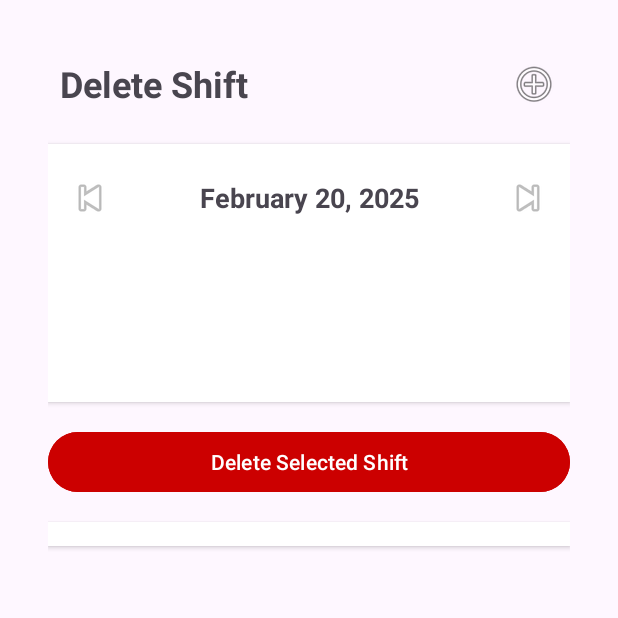
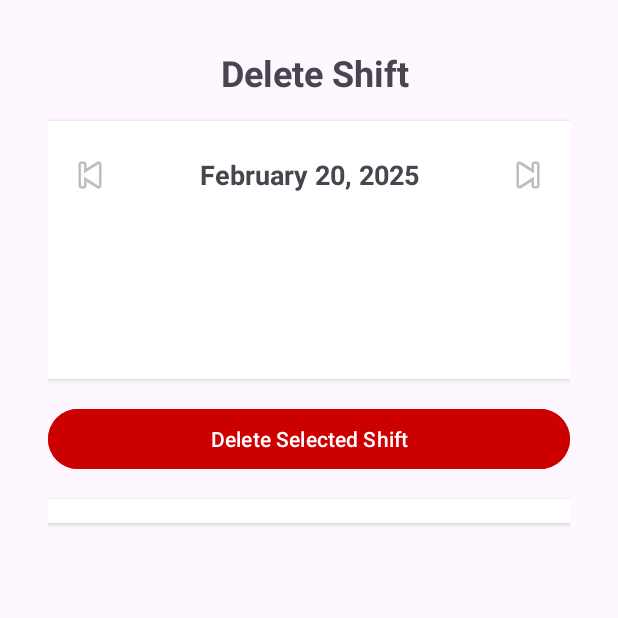
Before and after one commit to YonatanReznikov/Work-Shifts, an Android app: the deleteShiftFrag screen opened through its navigation route, on a phone screen of 412 x 824 dp, the top half of it. Run offline under Robolectric (Android 15) with nearby library versions, the phone set to English and light mode, and no system bars; our stand-ins replace Firebase (no records; nobody signed in at launch, a user with empty details on screens opened directly).

Commit message:
delete + add -> database sync

```diff
--- a/app/src/main/java/com/example/work_shifts/Fragments/Worker/deleteShiftFrag.java
+++ b/app/src/main/java/com/example/work_shifts/Fragments/Worker/deleteShiftFrag.java
@@ -5,7 +5,9 @@ import android.view.LayoutInflater;
 import android.view.View;
 import android.view.ViewGroup;
 import android.widget.Button;
+import android.widget.CheckBox;
 import android.widget.ImageButton;
+import android.widget.LinearLayout;
 import android.widget.ScrollView;
 import android.widget.TextView;
 import android.widget.Toast;
@@ -15,8 +17,11 @@ import androidx.annotation.Nullable;
 import androidx.fragment.app.Fragment;
 
 import com.example.work_shifts.R;
+import com.google.firebase.database.DataSnapshot;
+import com.google.firebase.database.DatabaseError;
 import com.google.firebase.database.DatabaseReference;
 import com.google.firebase.database.FirebaseDatabase;
+import com.google.firebase.database.ValueEventListener;
 
 import java.text.SimpleDateFormat;
 import java.util.Calendar;
@@ -30,6 +35,7 @@ public class deleteShiftFrag extends Fragment {
     private ScrollView dailyCalendar;
     private Calendar calendar;
     private DatabaseReference databaseReference;
+    private LinearLayout myShiftsContainer;
 
     @Nullable
     @Override
@@ -41,15 +47,16 @@ public class deleteShiftFrag extends Fragment {
         nextDate = view.findViewById(R.id.nextDate);
         deleteButton = view.findViewById(R.id.deleteButton);
         dailyCalendar = view.findViewById(R.id.dailyCalendar);
+        myShiftsContainer = view.findViewById(R.id.myShiftsContainer);
 
         calendar = Calendar.getInstance();
+        databaseReference = FirebaseDatabase.getInstance().getReference("shifts");
+
         updateDateDisplay();
 
         prevDate.setOnClickListener(v -> changeDate(-1));
         nextDate.setOnClickListener(v -> changeDate(1));
-        deleteButton.setOnClickListener(v -> deleteShift());
-
-        databaseReference = FirebaseDatabase.getInstance().getReference("shifts");
+        deleteButton.setOnClickListener(v -> deleteSelectedShifts());
 
         return view;
     }
@@ -57,6 +64,7 @@ public class deleteShiftFrag extends Fragment {
     private void updateDateDisplay() {
         SimpleDateFormat dateFormat = new SimpleDateFormat("MMMM d, yyyy", Locale.US);
         currentDate.setText(dateFormat.format(calendar.getTime()));
+        loadShifts();
     }
 
     private void changeDate(int offset) {
@@ -64,15 +72,48 @@ public class deleteShiftFrag extends Fragment {
         updateDateDisplay();
     }
 
-    private void deleteShift() {
-        String date = new SimpleDateFormat("d_M_yyyy", Locale.US).format(calendar.getTime());
-        databaseReference.child(date).removeValue()
+    private void loadShifts() {
+        String date = new SimpleDateFormat("yyyy-MM-dd", Locale.US).format(calendar.getTime());
+        databaseReference.child(date).addListenerForSingleValueEvent(new ValueEventListener() {
+            @Override
+            public void onDataChange(@NonNull DataSnapshot snapshot) {
+                myShiftsContainer.removeAllViews();
+                for (DataSnapshot shiftSnapshot : snapshot.getChildren()) {
+                    String shiftId = shiftSnapshot.getKey();
+                    String startTime = shiftSnapshot.child("startTime").getValue(String.class);
+                    String endTime = shiftSnapshot.child("endTime").getValue(String.class);
+                    String notes = shiftSnapshot.child("notes").getValue(String.class);
+
+                    CheckBox checkBox = new CheckBox(getContext());
+                    checkBox.setText(String.format(Locale.US, "Shift: %s - %s\nNotes: %s", startTime, endTime, notes));
+                    checkBox.setTag(shiftId);
+                    myShiftsContainer.addView(checkBox);
+                }
+            }
+
+            @Override
+            public void onCancelled(@NonNull DatabaseError error) {
+                Toast.makeText(getContext(), "Failed to load shifts", Toast.LENGTH_SHORT).show();
+            }
+        });
+    }
+
+    private void deleteSelectedShifts() {
+        String date = new SimpleDateFormat("yyyy-MM-dd", Locale.US).format(calendar.getTime());
+        for (int i = 0; i < myShiftsContainer.getChildCount(); i++) {
+            CheckBox checkBox = (CheckBox) myShiftsContainer.getChildAt(i);
+            if (checkBox.isChecked()) {
+                String shiftId = (String) checkBox.getTag();
+                databaseReference.child(date).child(shiftId).removeValue()
                         .addOnCompleteListener(task -> {
                             if (task.isSuccessful()) {
-                        Toast.makeText(getContext(), "Shift deleted successfully!", Toast.LENGTH_SHORT).show();
+                                Toast.makeText(getContext(), "Shift deleted successfully", Toast.LENGTH_SHORT).show();
+                                loadShifts();
                             } else {
                                 Toast.makeText(getContext(), "Failed to delete shift", Toast.LENGTH_SHORT).show();
                             }
                         });
             }
         }
+    }
+}
--- a/app/src/main/res/layout/delete_shift.xml
+++ b/app/src/main/res/layout/delete_shift.xml
@@ -9,29 +9,16 @@
         android:layout_width="match_parent"
         android:layout_height="wrap_content"
         android:orientation="horizontal"
-        android:gravity="center_vertical">
+        android:gravity="center">
 
         <TextView
             android:layout_width="wrap_content"
             android:layout_height="wrap_content"
+            android:layout_marginStart="8dp"
             android:text="Delete Shift"
             android:textSize="24sp"
-            android:textStyle="bold"
-            android:layout_marginStart="8dp"/>
+            android:textStyle="bold" />
 
-        <Space
-            android:layout_width="0dp"
-            android:layout_height="wrap_content"
-            android:layout_weight="1"/>
-
-        <ImageButton
-            android:id="@+id/addShift"
-            android:layout_width="48dp"
-            android:layout_height="48dp"
-            android:src="@android:drawable/ic_menu_add"
-            android:background="?attr/selectableItemBackgroundBorderless"
-            android:padding="8dp"
-            android:contentDescription="Request new shift"/>
     </LinearLayout>
 
     <ScrollView
@@ -117,25 +104,18 @@
         android:background="@android:color/white"
         android:elevation="2dp">
 
-        <RelativeLayout
+        <LinearLayout
             android:layout_width="match_parent"
             android:layout_height="wrap_content"
-            android:padding="8dp">
-
-            <LinearLayout
-                android:id="@+id/timeColumn"
-                android:layout_width="60dp"
-                android:layout_height="match_parent"
-                android:orientation="vertical"
-                android:background="@android:color/white"/>
+            android:padding="8dp"
+            android:orientation="vertical">
 
             <LinearLayout
                 android:id="@+id/myShiftsContainer"
                 android:layout_width="match_parent"
                 android:layout_height="wrap_content"
-                android:layout_toEndOf="@id/timeColumn"
                 android:orientation="vertical"/>
-        </RelativeLayout>
+        </LinearLayout>
     </ScrollView>
 
 </RelativeLayout>
--- a/app/src/main/res/navigation/main_nav_graph.xml
+++ b/app/src/main/res/navigation/main_nav_graph.xml
@@ -71,7 +71,7 @@
         android:id="@+id/addShiftFrag"
         android:name="com.example.work_shifts.Fragments.Worker.addShiftFrag"
         tools:layout="@layout/add_shift"
-        android:label="addShiftFrag" />
+        android:label="AddShiftFragment" />
 
     <fragment
         android:id="@+id/deleteShiftFrag"
```
Also changed, not shown: app/src/main/java/com/example/work_shifts/Fragments/Worker/addShiftFrag.java (+45 -14 lines), app/src/main/res/layout/add_shift.xml (+0 -10 lines). Lines whose indentation alone changed are shown as unchanged.
